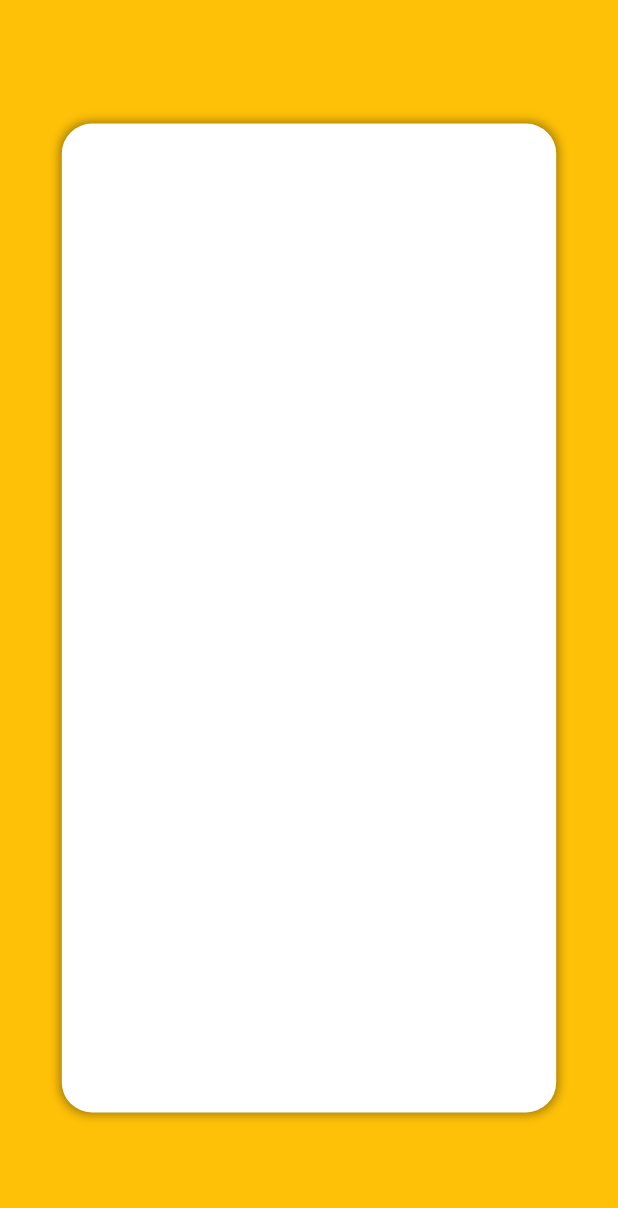
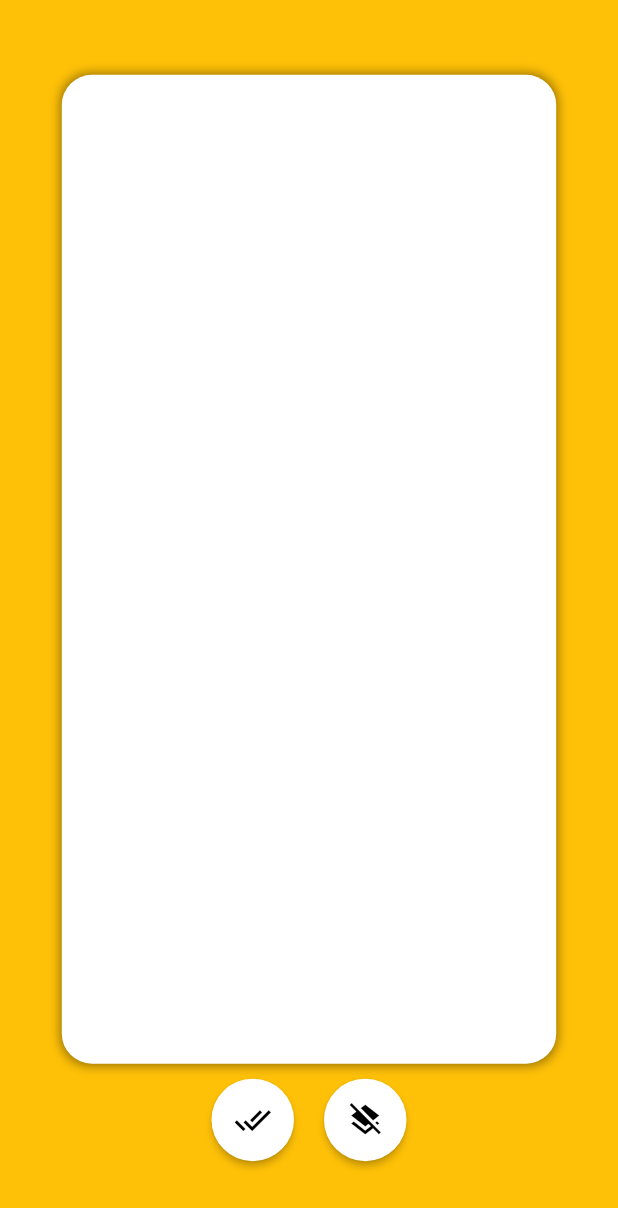
Before and after one commit to jamescardona11/code-test-flutter, a Flutter app: the screen it shows after launch, on a phone screen of 412 x 824 dp. Shown: the top 1208 px of the screen. Run offline on Flutter 3.47's test engine with Material 2 defaults, Android fonts, the phone set to English and light mode, and no system bars.

```diff
--- a/draw_polygon_app/lib/home_view.dart
+++ b/draw_polygon_app/lib/home_view.dart
@@ -1,13 +1,60 @@
 import 'package:draw_polygon_app/consts.dart';
+import 'package:draw_polygon_app/my_custom_painter.dart';
 import 'package:flutter/material.dart';
 
 class HomeView extends StatelessWidget {
   @override
   Widget build(BuildContext context) {
-    return Column(
+    return Scaffold(
+      backgroundColor: Colors.amber,
+      body: Column(
+        mainAxisAlignment: MainAxisAlignment.center,
+        children: [
+          _PaintArea(),
+          SizedBox(height: 10),
+          _FloatingActions(),
+        ],
+      ),
+    );
+  }
+}
+
+class _FloatingActions extends StatelessWidget {
+
+
+
+  @override
+  Widget build(BuildContext context) {
+    return Row(
       mainAxisAlignment: MainAxisAlignment.center,
       children: [
-        _PaintArea(),
+        RawMaterialButton(
+          onPressed: () {},
+          constraints: BoxConstraints(),
+          elevation: 2.0,
+          fillColor: Colors.white,
+          child: Icon(
+            Icons.done_all,
+            color: Colors.black,
+            size: 25.0,
+          ),
+          padding: EdgeInsets.all(15.0),
+          shape: CircleBorder(),
+        ),
+        SizedBox(width: 20),
+        RawMaterialButton(
+          onPressed: () {},
+          constraints: BoxConstraints(),
+          elevation: 2.0,
+          fillColor: Colors.white,
+          child: Icon(
+            Icons.layers_clear,
+            color: Colors.black,
+            size: 25.0,
+          ),
+          padding: EdgeInsets.all(15.0),
+          shape: CircleBorder(),
+        ),
       ],
     );
   }
@@ -15,19 +62,39 @@ class HomeView extends StatelessWidget {
 
 class _PaintArea extends StatefulWidget {
   @override
-  __PaintAreaState createState() => __PaintAreaState();
+  _PaintAreaState createState() => _PaintAreaState();
 }
 
-class __PaintAreaState extends State<_PaintArea> {
+class _PaintAreaState extends State<_PaintArea> {
+  final points = ValueNotifier<List<Offset>>([]);
+
   @override
   Widget build(BuildContext context) {
     final size = MediaQuery.of(context).size;
+    /*if (widget.clearArea) {
+      points.value = [];
+    }*/
     return Center(
       child: Container(
         width: size.width * 0.8,
         height: size.height * 0.8,
         decoration: kDecoration,
+        child: GestureDetector(
+          onPanDown: (details) {
+            addPoint(details.localPosition);
+          },
+          child: ValueListenableBuilder(
+            valueListenable: points,
+            builder: (context, value, child) => CustomPaint(
+              painter: MyCustomPainter(value),
+            ),
+          ),
+        ),
       ),
     );
   }
+
+  void addPoint(Offset point) {
+    points.value = List<Offset>.from(points.value)..add(point);
+  }
 }
--- a/draw_polygon_app/lib/main.dart
+++ b/draw_polygon_app/lib/main.dart
@@ -9,7 +9,6 @@ class MyApp extends StatelessWidget {
     return MaterialApp(
       title: 'Material App',
       home: Scaffold(
-        backgroundColor: Colors.amber,
         body: HomeView(),
       ),
     );
--- a/draw_polygon_app/lib/my_custom_painter.dart
+++ b/draw_polygon_app/lib/my_custom_painter.dart
@@ -1,11 +1,30 @@
+import 'dart:ui';
+
 import 'package:flutter/material.dart';
 
 class MyCustomPainter extends CustomPainter {
+  final List<Offset> points;
+
+  MyCustomPainter(
+    this.points,
+  );
+
   @override
   void paint(Canvas canvas, Size size) {
-    // TODO: implement paint
+    for (int x = 0; x < points.length; ++x) {
+      canvas.drawPoints(PointMode.points, [points[x]], getCurrentPaint(true));
+      if (x + 1 <= points.length - 1) {
+        canvas.drawLine(points[x], points[x + 1], getCurrentPaint(false));
+      }
+    }
   }
 
   @override
   bool shouldRepaint(CustomPainter oldDelegate) => true;
+
+  Paint getCurrentPaint(bool isPoint) => Paint()
+    ..color = Colors.black
+    ..strokeWidth = isPoint ? 10 : 3
+    ..isAntiAlias = true
+    ..strokeCap = StrokeCap.round;
 }
```
